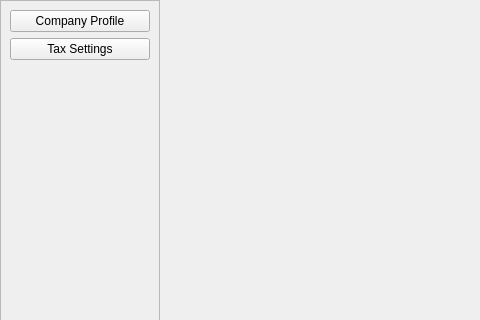
This is settings_window.ui in hbmftw/OSI-Invoicing as Qt 5 draws it before an edit; both pictures show x 0 to 480 and y 0 to 320 of the 700 by 520 pixel window. The edited form follows.
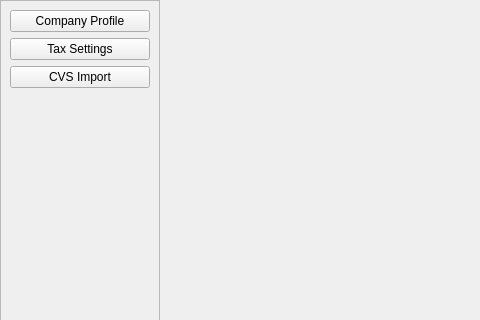
This is the edited form.

Patch:
```diff
--- a/settings_window.ui
+++ b/settings_window.ui
@@ -61,6 +61,13 @@
         </property>
        </widget>
       </item>
+      <item>
+       <widget class="QPushButton" name="CVSImport_Button">
+        <property name="text">
+         <string>CVS Import</string>
+        </property>
+       </widget>
+      </item>
       <item>
        <spacer name="verticalSpacer">
         <property name="orientation">
```
